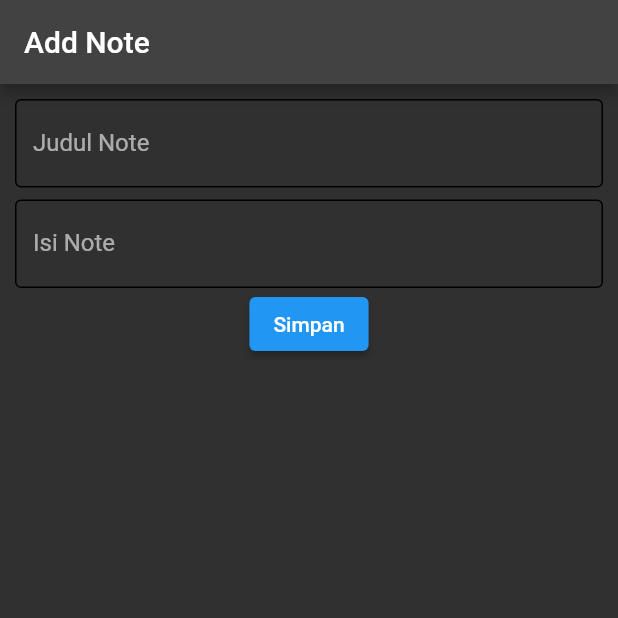
After one commit to AgusKhaer02/materi_tambahan1, a Flutter app: the screen it shows after launch, after a tap on "Offline Data Storage", on a phone screen of 412 x 824 dp, the top half of it. The commit adds this screen. Run offline on Flutter 3.47's test engine with Material 2 defaults, Android fonts, the phone set to English and light mode, and no system bars; our stand-ins replace contacts_service, floor, image_picker, location, permission_handler, sqflite; missing offline and left inert: flutter_exif_plugin; accounts and stored records are empty; generated files the repository leaves out were written again.

Commit message:
membuat note list dengan dao, image handling ditambahin dibagian geotagging, menambahkan GPS Tracker

```diff
--- /dev/null
+++ b/lib/model/note_dao.dart
@@ -0,0 +1,16 @@
+import 'package:floor/floor.dart';
+
+import 'note_model.dart';
+
+// setiap query yang akan dieksekusikan,masuknya ke dao
+@dao
+abstract class NoteDao{
+  @insert
+  Future<List<int>> insertNote(List<NoteModel> note);
+
+  @Query("SELECT * FROM tb_note")
+  Future<List<NoteModel>> getAllNote();
+
+  @Query("DELETE FROM tb_note WHERE id = (:idNote)")
+  Future<void> deleteNote(String idNote);
+}
--- /dev/null
+++ b/lib/model/note_model.dart
@@ -0,0 +1,21 @@
+import 'package:floor/floor.dart';
+
+
+// nama tabel
+@Entity(tableName: "tb_note")
+class NoteModel{
+  // kolom id sebagai primary key
+  // autogenerate = auto increment
+  @PrimaryKey(autoGenerate: true)
+  int? id;
+
+  @ColumnInfo(name: "judul_note")
+  String? judulNote;
+
+  @ColumnInfo(name: "isi_note")
+  String? isiNote;
+
+  NoteModel({this.id, this.judulNote, this.isiNote});
+
+  NoteModel.withoutId(this.judulNote, this.isiNote);
+}
--- a/lib/pages/home_page.dart
+++ b/lib/pages/home_page.dart
@@ -1,5 +1,7 @@
 import 'package:flutter/material.dart';
 import 'package:materi_tambahan1/pages/image_handling.dart';
+import 'package:materi_tambahan1/pages/note_add.dart';
+import 'package:materi_tambahan1/pages/note_list.dart';
 
 import 'contacts_page.dart';
 
@@ -38,6 +40,26 @@ class HomePage extends StatelessWidget {
             child: Text("Contacts"),
           ),
 
+          ElevatedButton(
+            onPressed: () {
+              Navigator.of(context).push(
+                MaterialPageRoute(
+                  builder: (context) => NoteAddScreen(),
+                ),
+              );
+            },
+            child: Text("Offline Data Storage"),
+          ),
+          ElevatedButton(
+            onPressed: () {
+              Navigator.of(context).push(
+                MaterialPageRoute(
+                  builder: (context) => NoteList(),
+                ),
+              );
+            },
+            child: Text("List Data Note"),
+          ),
         ],
       ),
     );
--- /dev/null
+++ b/lib/pages/note_add.dart
@@ -0,0 +1,112 @@
+import 'package:flutter/material.dart';
+import 'package:materi_tambahan1/app_database.dart';
+import 'package:materi_tambahan1/model/note_model.dart';
+
+class NoteAddScreen extends StatelessWidget {
+  const NoteAddScreen({Key? key}) : super(key: key);
+
+  @override
+  Widget build(BuildContext context) {
+    return MaterialApp(
+      home: NoteAdd(),
+      theme: ThemeData.dark(),
+    );
+  }
+}
+
+class NoteAdd extends StatefulWidget {
+  const NoteAdd({Key? key}) : super(key: key);
+
+  @override
+  _NoteAddState createState() => _NoteAddState();
+}
+
+class _NoteAddState extends State<NoteAdd> {
+  TextEditingController _judul = TextEditingController();
+  TextEditingController _isiNote = TextEditingController();
+  var database;
+
+  @override
+  void initState() {
+    super.initState();
+
+    //proses untuk membuat databasenya
+    initializeDB();
+  }
+
+  Future<List<int>> addNote(NoteModel model) async {
+    return await database.noteDao.insertNote([model]);
+  }
+
+  @override
+  Widget build(BuildContext context) {
+    return Scaffold(
+      appBar: AppBar(
+        title: Text("Add Note"),
+      ),
+      body: Container(
+        padding: EdgeInsets.all(10),
+        child: Column(
+          children: [
+            TextField(
+              controller: _judul,
+              decoration: InputDecoration(
+                enabledBorder: OutlineInputBorder(),
+                labelText: "Judul Note",
+              ),
+            ),
+            SizedBox(
+              height: 8,
+            ),
+            TextField(
+              controller: _isiNote,
+              decoration: InputDecoration(
+                enabledBorder: OutlineInputBorder(),
+                labelText: "Isi Note",
+              ),
+            ),
+            ElevatedButton(
+              onPressed: () {
+                if(_judul.text.toString().isNotEmpty || _isiNote.text.toString().isNotEmpty){
+                  populateData();
+                }else{
+                  ScaffoldMessenger.of(context).showSnackBar(SnackBar(content: Text("Semua kolom harus diisi"),));
+                }
+
+              },
+              child: Text("Simpan"),
+            ),
+          ],
+        ),
+      ),
+    );
+  }
+
+  // membuat database yang mengakses function dari Class FloorAppdatabase
+  Future<void> initializeDB() async {
+    database = await $FloorAppDatabase.databaseBuilder("db_note.db").build();
+  }
+
+  void populateData() async {
+    NoteModel model =
+        NoteModel.withoutId(_judul.text.toString(), _isiNote.text.toString());
+    // print(model.id);
+    // print(model.judulNote);
+    // print(model.isiNote);
+
+    var status = await addNote(model);
+    if (status.length > 0) {
+      ScaffoldMessenger.of(context).showSnackBar(
+        SnackBar(
+          content: Text("Note berhasil disimpan"),
+        ),
+      );
+    }else{
+      ScaffoldMessenger.of(context).showSnackBar(
+        SnackBar(
+          content: Text("Note gagal disimpan"),
+        ),
+      );
+    }
+  }
+}
```
Also changed, not shown: lib/app_database.dart (added, +13 -0 lines), lib/location/gps_tracker.dart (added, +31 -0 lines), lib/pages/contacts_page.dart (+36 -10 lines), lib/pages/detail_contact.dart (added, +50 -0 lines), lib/pages/image_handling.dart (+54 -0 lines), lib/pages/note_list.dart (added, +71 -0 lines), pubspec.yaml (+7 -0 lines), lib/app_database.g.dart (added), pubspec.lock, 2 other files.
